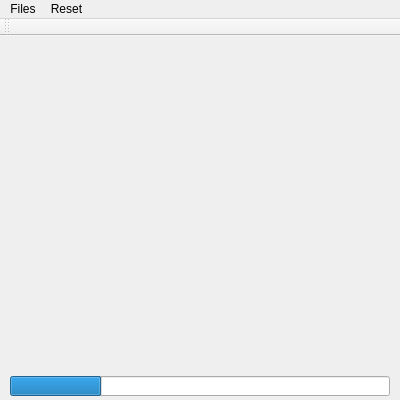
Qt form src/gui.ui (ssh4net/Solidify) before a commit.
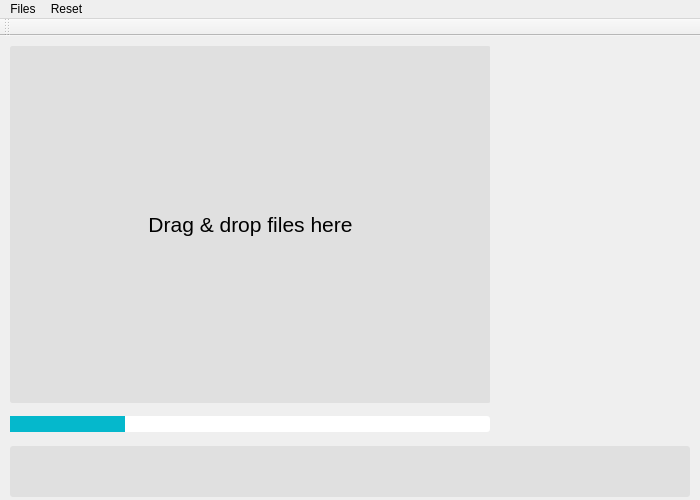
The same form after that commit.

Commit message:
GUI & Bit depths
8bit images now load as 16bit to higher precision on normalize and solidify

```diff
--- a/src/gui.ui
+++ b/src/gui.ui
@@ -6,8 +6,8 @@
    <rect>
     <x>0</x>
     <y>0</y>
-    <width>400</width>
-    <height>400</height>
+    <width>700</width>
+    <height>500</height>
    </rect>
   </property>
   <property name="sizePolicy">
@@ -18,14 +18,14 @@
   </property>
   <property name="minimumSize">
    <size>
-    <width>400</width>
-    <height>400</height>
+    <width>700</width>
+    <height>500</height>
    </size>
   </property>
   <property name="maximumSize">
    <size>
-    <width>400</width>
-    <height>400</height>
+    <width>700</width>
+    <height>500</height>
    </size>
   </property>
   <property name="baseSize">
@@ -43,20 +43,78 @@
      <rect>
       <x>10</x>
       <y>10</y>
-      <width>380</width>
-      <height>320</height>
+      <width>480</width>
+      <height>361</height>
      </rect>
     </property>
+    <property name="sizePolicy">
+     <sizepolicy hsizetype="Fixed" vsizetype="Expanding">
+      <horstretch>0</horstretch>
+      <verstretch>0</verstretch>
+     </sizepolicy>
+    </property>
+    <property name="minimumSize">
+     <size>
+      <width>480</width>
+      <height>361</height>
+     </size>
+    </property>
+    <property name="maximumSize">
+     <size>
+      <width>480</width>
+      <height>1440</height>
+     </size>
+    </property>
+    <property name="styleSheet">
+     <string notr="true">border-radius: 3px; background-color: #E0E0E0; margin-bottom: 4px;</string>
+    </property>
+    <widget class="QLabel" name="label">
+     <property name="geometry">
+      <rect>
+       <x>0</x>
+       <y>0</y>
+       <width>481</width>
+       <height>361</height>
+      </rect>
+     </property>
+     <property name="sizePolicy">
+      <sizepolicy hsizetype="Expanding" vsizetype="Expanding">
+       <horstretch>0</horstretch>
+       <verstretch>0</verstretch>
+      </sizepolicy>
+     </property>
+     <property name="font">
+      <font>
+       <pointsize>16</pointsize>
+      </font>
+     </property>
+     <property name="text">
+      <string>Drag &amp; drop files here</string>
+     </property>
+     <property name="alignment">
+      <set>Qt::AlignCenter</set>
+     </property>
+    </widget>
    </widget>
    <widget class="QProgressBar" name="progressBar">
     <property name="geometry">
      <rect>
       <x>10</x>
-      <y>340</y>
-      <width>380</width>
+      <y>380</y>
+      <width>480</width>
       <height>20</height>
      </rect>
     </property>
+    <property name="sizePolicy">
+     <sizepolicy hsizetype="Fixed" vsizetype="Fixed">
+      <horstretch>0</horstretch>
+      <verstretch>0</verstretch>
+     </sizepolicy>
+    </property>
+    <property name="styleSheet">
+     <string notr="true">QProgressBar {border: 0px solid black; border-radius: 3px; background-color: white; color: black; margin-bottom: 4px;}
+QProgressBar::chunk {background-color: #05B8CC;}</string>
+    </property>
     <property name="value">
      <number>24</number>
     </property>
@@ -64,13 +122,32 @@
      <bool>false</bool>
     </property>
    </widget>
+   <widget class="QPlainTextEdit" name="plainTextEdit">
+    <property name="geometry">
+     <rect>
+      <x>10</x>
+      <y>410</y>
+      <width>680</width>
+      <height>51</height>
+     </rect>
+    </property>
+    <property name="maximumSize">
+     <size>
+      <width>680</width>
+      <height>16777215</height>
+     </size>
+    </property>
+    <property name="styleSheet">
+     <string notr="true">border-radius: 3px; background-color: #E0E0E0; padding-left: 4px; padding-right: 4px;</string>
+    </property>
+   </widget>
   </widget>
   <widget class="QMenuBar" name="menuBar">
    <property name="geometry">
     <rect>
      <x>0</x>
      <y>0</y>
-     <width>400</width>
+     <width>700</width>
      <height>21</height>
     </rect>
    </property>
```
Left out of the diff: 4 changed lines with no effect on the pictures. The commit also changes 6 other files.
